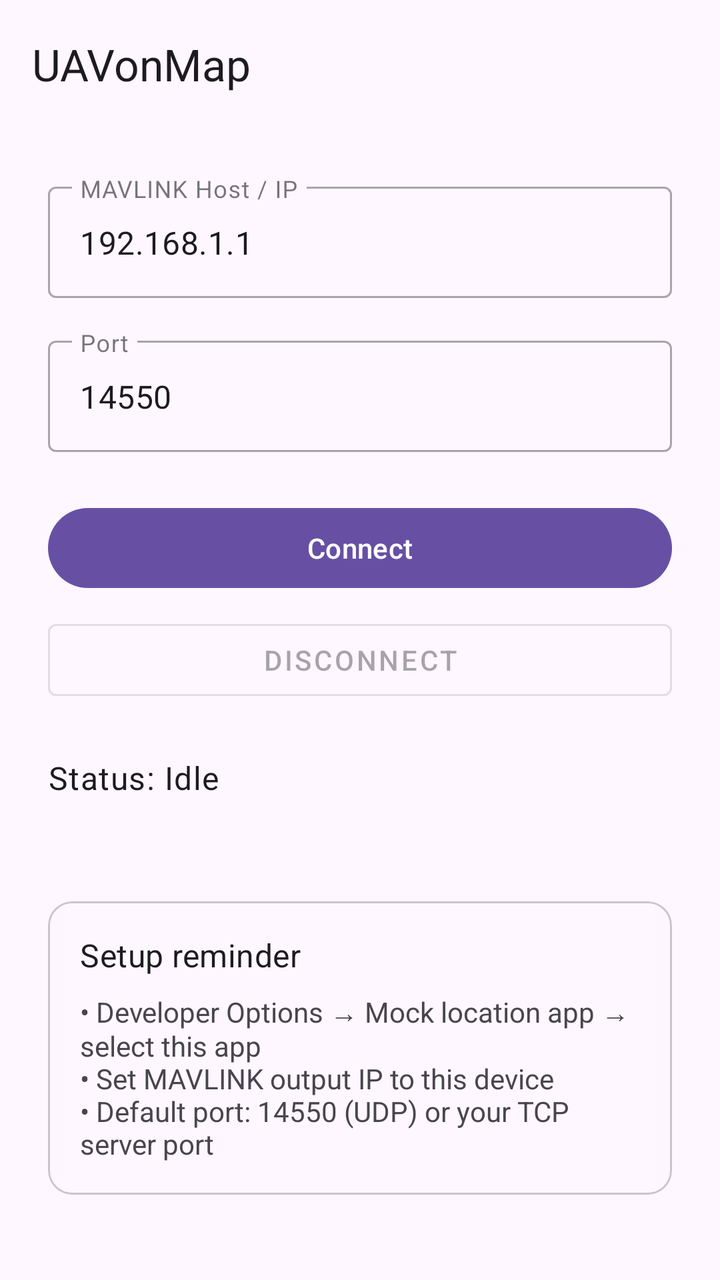
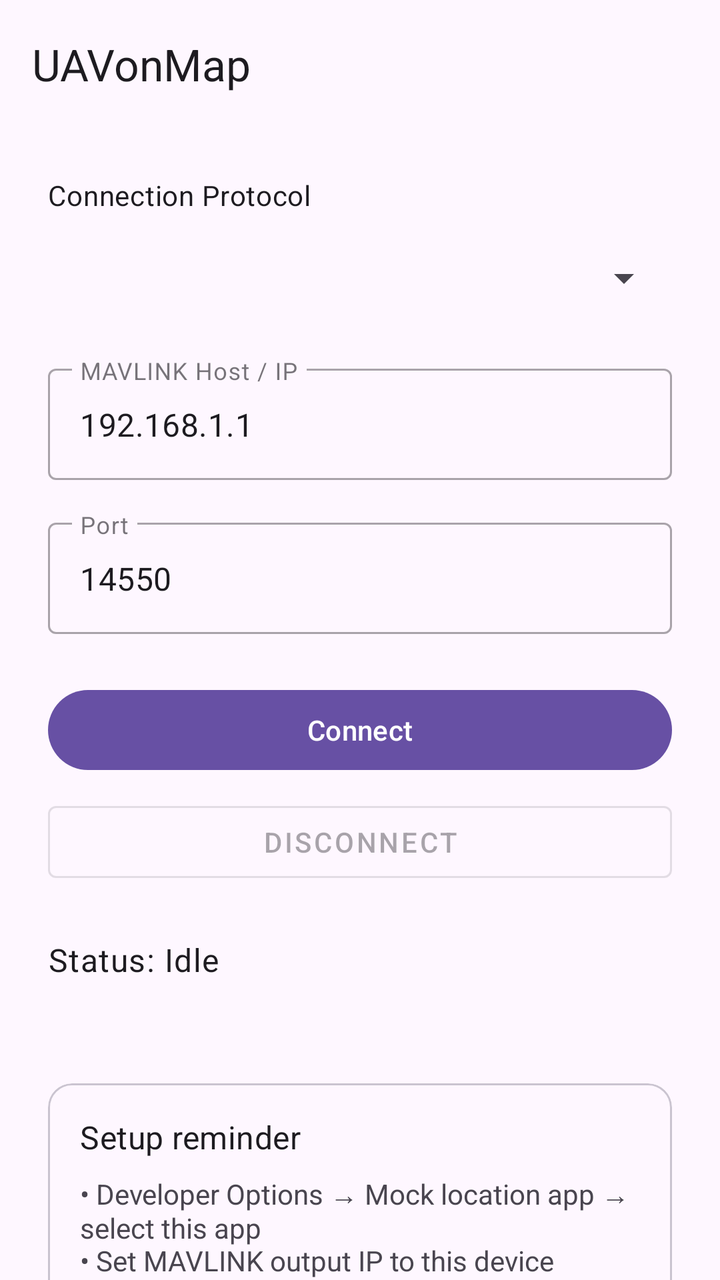

Compare the two renders of this Android layout. The source of the first and the diff that turns it into the second are given below.
<!-- AndroidManifest.xml: activity theme Theme.CRSF2MockLocation -->
<!-- res/layout/activity_main.xml -->
<?xml version="1.0" encoding="utf-8"?>
<androidx.coordinatorlayout.widget.CoordinatorLayout
    xmlns:android="http://schemas.android.com/apk/res/android"
    xmlns:app="http://schemas.android.com/apk/res-auto"
    xmlns:tools="http://schemas.android.com/tools"
    android:id="@+id/main"
    android:layout_width="match_parent"
    android:layout_height="match_parent"
    tools:context=".MainActivity">

    <com.google.android.material.appbar.AppBarLayout
        android:layout_width="match_parent"
        android:layout_height="wrap_content">
        <com.google.android.material.appbar.MaterialToolbar
            android:id="@+id/toolbar"
            android:layout_width="match_parent"
            android:layout_height="?attr/actionBarSize"
            app:title="@string/app_name" />
    </com.google.android.material.appbar.AppBarLayout>

    <androidx.core.widget.NestedScrollView
        android:layout_width="match_parent"
        android:layout_height="match_parent"
        app:layout_behavior="@string/appbar_scrolling_view_behavior">

        <LinearLayout
            android:layout_width="match_parent"
            android:layout_height="wrap_content"
            android:orientation="vertical"
            android:padding="24dp">

            <com.google.android.material.textfield.TextInputLayout
                android:layout_width="match_parent"
                android:layout_height="wrap_content"
                android:hint="MAVLINK Host / IP"
                style="@style/Widget.MaterialComponents.TextInputLayout.OutlinedBox">
                <com.google.android.material.textfield.TextInputEditText
                    android:id="@+id/editHost"
                    android:layout_width="match_parent"
                    android:layout_height="wrap_content"
                    android:inputType="text"
                    android:text="192.168.1.1" />
            </com.google.android.material.textfield.TextInputLayout>

            <com.google.android.material.textfield.TextInputLayout
                android:layout_width="match_parent"
                android:layout_height="wrap_content"
                android:layout_marginTop="16dp"
                android:hint="Port"
                style="@style/Widget.MaterialComponents.TextInputLayout.OutlinedBox">
                <com.google.android.material.textfield.TextInputEditText
                    android:id="@+id/editPort"
                    android:layout_width="match_parent"
                    android:layout_height="wrap_content"
                    android:inputType="number"
                    android:text="14550" />
            </com.google.android.material.textfield.TextInputLayout>

            <com.google.android.material.button.MaterialButton
                android:id="@+id/btnConnect"
                android:layout_width="match_parent"
                android:layout_height="wrap_content"
                android:layout_marginTop="24dp"
                android:text="Connect" />

            <com.google.android.material.button.MaterialButton
                android:id="@+id/btnDisconnect"
                android:layout_width="match_parent"
                android:layout_height="wrap_content"
                android:layout_marginTop="8dp"
                android:enabled="false"
                style="@style/Widget.MaterialComponents.Button.OutlinedButton"
                android:text="Disconnect" />

            <TextView
                android:id="@+id/tvStatus"
                android:layout_width="match_parent"
                android:layout_height="wrap_content"
                android:layout_marginTop="24dp"
                android:text="Status: Idle"
                android:textAppearance="?attr/textAppearanceBody1" />

            <TextView
                android:id="@+id/tvGpsFix"
                android:layout_width="match_parent"
                android:layout_height="wrap_content"
                android:layout_marginTop="8dp"
                android:fontFamily="monospace"
                android:text=""
                android:textAppearance="?attr/textAppearanceBody2" />

            <com.google.android.material.card.MaterialCardView
                android:layout_width="match_parent"
                android:layout_height="wrap_content"
                android:layout_marginTop="24dp">
                <LinearLayout
                    android:layout_width="match_parent"
                    android:layout_height="wrap_content"
                    android:orientation="vertical"
                    android:padding="16dp">
                    <TextView
                        android:layout_width="wrap_content"
                        android:layout_height="wrap_content"
                        android:text="Setup reminder"
                        android:textAppearance="?attr/textAppearanceSubtitle1" />
                    <TextView
                        android:layout_width="wrap_content"
                        android:layout_height="wrap_content"
                        android:layout_marginTop="8dp"
                        android:text="• Developer Options → Mock location app → select this app\n• Set MAVLINK output IP to this device\n• Default port: 14550 (UDP) or your TCP server port" />
                </LinearLayout>
            </com.google.android.material.card.MaterialCardView>

        </LinearLayout>
    </androidx.core.widget.NestedScrollView>

</androidx.coordinatorlayout.widget.CoordinatorLayout>
<!-- resources referenced by this layout -->
<resources>
  <string name="app_name">UAVonMap</string>
  <style name="Theme.CRSF2MockLocation" parent="Base.Theme.CRSF2MockLocation" />
  <style name="Base.Theme.CRSF2MockLocation" parent="Theme.Material3.DayNight.NoActionBar">
          
          
      </style>
</resources>

<!-- the commit's change to res/layout/activity_main.xml (unified diff, before → after) -->
@@ -29,11 +29,31 @@
             android:orientation="vertical"
             android:padding="24dp">
 
-            <com.google.android.material.textfield.TextInputLayout
+            <TextView
+                android:layout_width="wrap_content"
+                android:layout_height="wrap_content"
+                android:text="@string/protocol_label"
+                android:textAppearance="?attr/textAppearanceBody2"
+                android:layout_marginBottom="8dp" />
+
+            <Spinner
+                android:id="@+id/spinnerProtocol"
                 android:layout_width="match_parent"
                 android:layout_height="wrap_content"
-                android:hint="MAVLINK Host / IP"
-                style="@style/Widget.MaterialComponents.TextInputLayout.OutlinedBox">
+                android:layout_marginBottom="16dp"
+                android:minHeight="48dp" />
+
+            <LinearLayout
+                android:id="@+id/layoutNetworkConfig"
+                android:layout_width="match_parent"
+                android:layout_height="wrap_content"
+                android:orientation="vertical">
+
+                <com.google.android.material.textfield.TextInputLayout
+                    android:layout_width="match_parent"
+                    android:layout_height="wrap_content"
+                    android:hint="MAVLINK Host / IP"
+                    style="@style/Widget.MaterialComponents.TextInputLayout.OutlinedBox">
                 <com.google.android.material.textfield.TextInputEditText
                     android:id="@+id/editHost"
                     android:layout_width="match_parent"
@@ -55,6 +75,8 @@
                     android:inputType="number"
                     android:text="14550" />
             </com.google.android.material.textfield.TextInputLayout>
+
+            </LinearLayout>
 
             <com.google.android.material.button.MaterialButton
                 android:id="@+id/btnConnect"
<!-- resource entries referenced after the edit -->
@@ -1,6 +1,7 @@
 <!-- resources referenced by this layout -->
 <resources>
   <string name="app_name">UAVonMap</string>
+  <string name="protocol_label">Connection Protocol</string>
   <style name="Theme.CRSF2MockLocation" parent="Base.Theme.CRSF2MockLocation" />
   <style name="Base.Theme.CRSF2MockLocation" parent="Theme.Material3.DayNight.NoActionBar">
           
